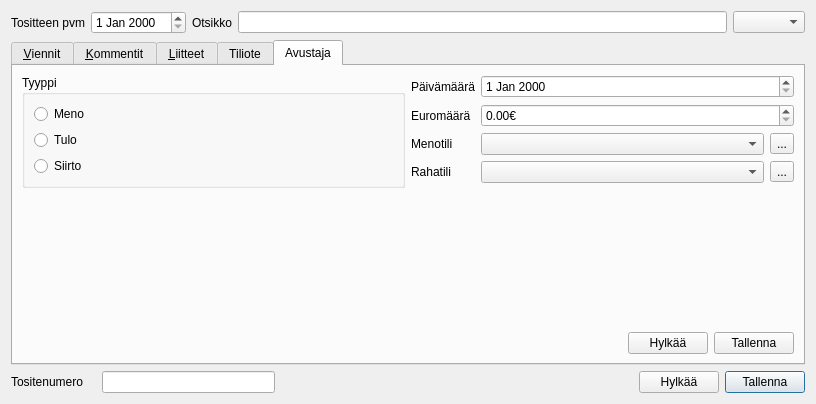
This is kitupiikki/kirjaus/kirjaus.ui in artoh/kitupiikki as Qt 5 draws it before an edit. The edited form follows.
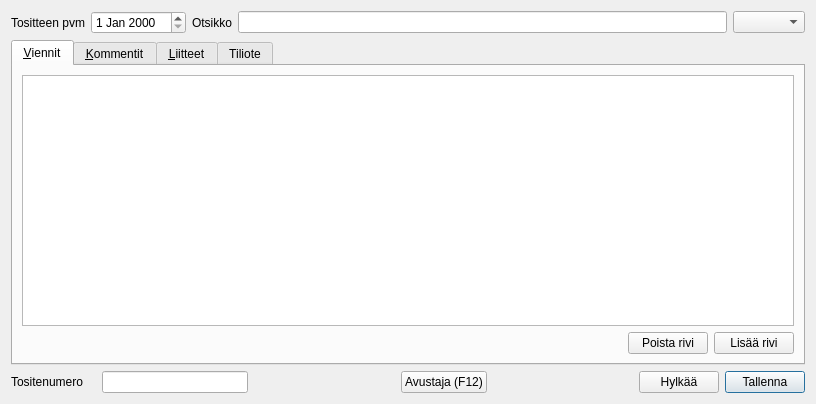
This is the edited form. The open tabs and pages were chosen to show the change.

Diff of the .ui file:
```diff
--- a/kitupiikki/kirjaus/kirjaus.ui
+++ b/kitupiikki/kirjaus/kirjaus.ui
@@ -252,176 +252,6 @@
        </item>
       </layout>
      </widget>
-     <widget class="QWidget" name="avustaja">
-      <attribute name="title">
-       <string>Avustaja</string>
-      </attribute>
-      <layout class="QVBoxLayout" name="verticalLayout_6">
-       <item>
-        <layout class="QHBoxLayout" name="horizontalLayout_9">
-         <item>
-          <widget class="QGroupBox" name="groupBox">
-           <property name="title">
-            <string>Tyyppi</string>
-           </property>
-           <layout class="QVBoxLayout" name="verticalLayout_5">
-            <item>
-             <widget class="QRadioButton" name="radioButton">
-              <property name="text">
-               <string>Meno</string>
-              </property>
-             </widget>
-            </item>
-            <item>
-             <widget class="QRadioButton" name="radioButton_2">
-              <property name="text">
-               <string>Tulo</string>
-              </property>
-             </widget>
-            </item>
-            <item>
-             <widget class="QRadioButton" name="radioButton_3">
-              <property name="text">
-               <string>Siirto</string>
-              </property>
-             </widget>
-            </item>
-           </layout>
-          </widget>
-         </item>
-         <item>
-          <layout class="QFormLayout" name="formLayout_2">
-           <item row="0" column="0">
-            <widget class="QLabel" name="label_6">
-             <property name="text">
-              <string>Päivämäärä</string>
-             </property>
-             <property name="buddy">
-              <cstring>avustajaPvmEdit</cstring>
-             </property>
-            </widget>
-           </item>
-           <item row="0" column="1">
-            <widget class="QDateEdit" name="avustajaPvmEdit"/>
-           </item>
-           <item row="1" column="0">
-            <widget class="QLabel" name="label_7">
-             <property name="text">
-              <string>Euromäärä</string>
-             </property>
-             <property name="buddy">
-              <cstring>avustajaEuroSpin</cstring>
-             </property>
-            </widget>
-           </item>
-           <item row="1" column="1">
-            <widget class="QDoubleSpinBox" name="avustajaEuroSpin">
-             <property name="suffix">
-              <string>€</string>
-             </property>
-             <property name="maximum">
-              <double>999999.989999999990687</double>
-             </property>
-            </widget>
-           </item>
-           <item row="2" column="0">
-            <widget class="QLabel" name="label_8">
-             <property name="text">
-              <string>Menotili</string>
-             </property>
-             <property name="buddy">
-              <cstring>avustajaekatiliCombo</cstring>
-             </property>
-            </widget>
-           </item>
-           <item row="2" column="1">
-            <layout class="QHBoxLayout" name="horizontalLayout_7">
-             <item>
-              <widget class="QComboBox" name="avustajaekatiliCombo"/>
-             </item>
-             <item>
-              <widget class="QToolButton" name="avustajaEkaButton">
-               <property name="text">
-                <string>...</string>
-               </property>
-              </widget>
-             </item>
-            </layout>
-           </item>
-           <item row="3" column="0">
-            <widget class="QLabel" name="label_9">
-             <property name="text">
-              <string>Rahatili</string>
-             </property>
-             <property name="buddy">
-              <cstring>avustajatokatiliCombo</cstring>
-             </property>
-            </widget>
-           </item>
-           <item row="3" column="1">
-            <layout class="QHBoxLayout" name="horizontalLayout_8">
-             <item>
-              <widget class="QComboBox" name="avustajatokatiliCombo"/>
-             </item>
-             <item>
-              <widget class="QToolButton" name="avustajaTokaButton">
-               <property name="text">
-                <string>...</string>
-               </property>
-              </widget>
-             </item>
-            </layout>
-           </item>
-          </layout>
-         </item>
-        </layout>
-       </item>
-       <item>
-        <spacer name="verticalSpacer_3">
-         <property name="orientation">
-          <enum>Qt::Vertical</enum>
-         </property>
-         <property name="sizeHint" stdset="0">
-          <size>
-           <width>20</width>
-           <height>124</height>
-          </size>
-         </property>
-        </spacer>
-       </item>
-       <item>
-        <layout class="QHBoxLayout" name="horizontalLayout_6">
-         <item>
-          <spacer name="horizontalSpacer_4">
-           <property name="orientation">
-            <enum>Qt::Horizontal</enum>
-           </property>
-           <property name="sizeHint" stdset="0">
-            <size>
-             <width>40</width>
-             <height>20</height>
-            </size>
-           </property>
-          </spacer>
-         </item>
-         <item>
-          <widget class="QPushButton" name="pushButton">
-           <property name="text">
-            <string>Hylkää</string>
-           </property>
-          </widget>
-         </item>
-         <item>
-          <widget class="QPushButton" name="avustajaTallenna">
-           <property name="text">
-            <string>Tallenna</string>
-           </property>
-          </widget>
-         </item>
-        </layout>
-       </item>
-      </layout>
-     </widget>
     </widget>
    </item>
    <item>
@@ -470,9 +300,12 @@
       </spacer>
      </item>
      <item>
-      <widget class="QLabel" name="idLabel">
+      <widget class="QPushButton" name="pushButton">
        <property name="text">
-        <string/>
+        <string>Avustaja (F12)</string>
+       </property>
+       <property name="shortcut">
+        <string>F12</string>
        </property>
       </widget>
      </item>
```
Left out of the diff: 19 changed lines with no effect on the pictures.
